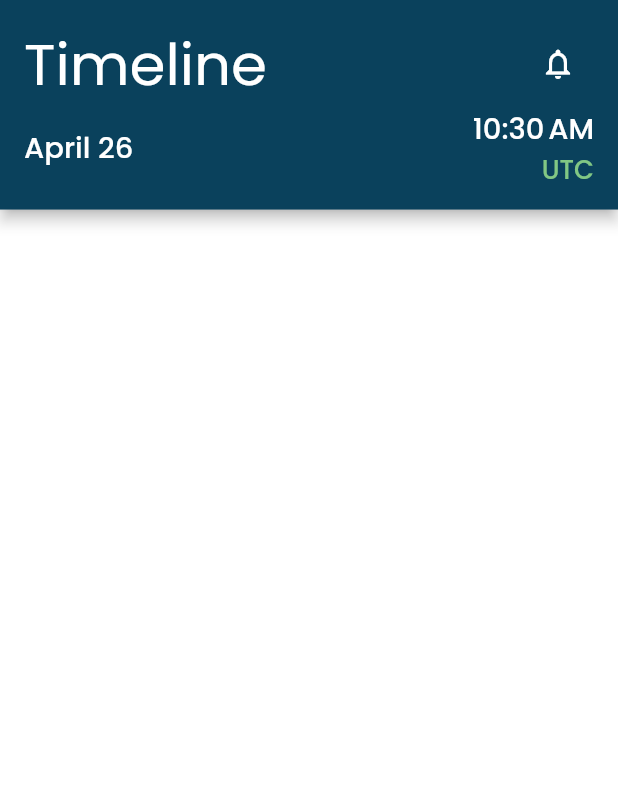
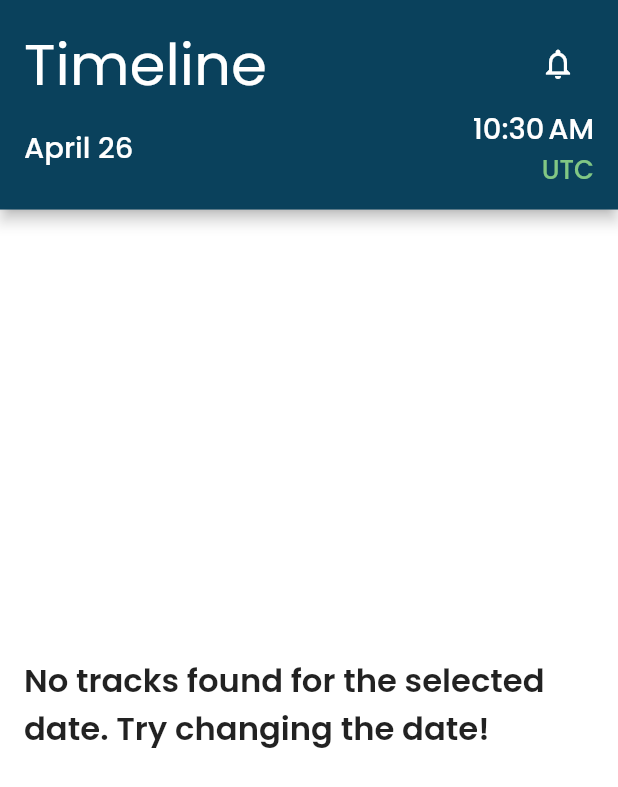
Before and after one commit to ahmadexe/YESIST12-iOS-App, a Flutter app: the TimelineScreen screen opened directly, on a phone screen of 412 x 824 dp. Shown: the top 787 px of the screen. Run offline on Flutter 3.47's test engine with Material 2 defaults, Android fonts, the phone set to English and light mode, and no system bars; our stand-ins replace bloc, cached_network_image, cloud_firestore, firebase_core, flutter_bloc, flutter_form_builder and 3 more; accounts and stored records are empty; network calls fail; statements that could not run were skipped.

Commit message:
tracks backend added

```diff
--- /dev/null
+++ b/lib/blocs/tracks/bloc/data_provider.dart
@@ -0,0 +1,24 @@
+import 'dart:convert';
+
+import 'package:http/http.dart' as http;
+
+class DataProvider {
+  static final _client = http.Client();
+  static const String _url =
+      "https://yesist12-default-rtdb.asia-southeast1.firebasedatabase.app/tracks.json";
+  static Future<List<Map<String, dynamic>>> fetchTracks() async {
+    try {
+      final response = await _client.get(Uri.parse(_url));
+      final jsonData = jsonDecode(response.body);
+      if (response.statusCode == 200) {
+        List<Map<String, dynamic>> tracks =
+            List<Map<String, dynamic>>.from(jsonData);
+        return tracks;
+      } else {
+        throw "Can't fetch tracks";
+      }
+    } catch (e) {
+      throw "Can't fetch tracks";
+    }
+  }
+}
--- /dev/null
+++ b/lib/blocs/tracks/bloc/repository.dart
@@ -0,0 +1,29 @@
+import 'package:yesist_ios_app/blocs/tracks/bloc/data_provider.dart';
+import 'package:yesist_ios_app/models/track.dart';
+
+class Repository {
+  static const _basePath = 'assets/tracks';
+  static final imgs = [
+    '$_basePath/tracks1.jpg',
+    '$_basePath/tracks2.jpg',
+    '$_basePath/tracks3.jpg',
+    '$_basePath/tracks3.jpg',
+    '$_basePath/tracks4.jpg',
+    '$_basePath/tracks5.jpg',
+    '$_basePath/tracks6.jpg'
+  ];
+
+  Future<List<Track>> fetchTracks() async {
+    List<Track> tracks = [];
+    final data = await DataProvider.fetchTracks();
+    for (var element in data) {
+      tracks.add(
+        Track.fromMap(
+          element,
+          imgs[data.indexOf(element)],
+        ),
+      );
+    }
+    return tracks;
+  }
+}
--- /dev/null
+++ b/lib/blocs/tracks/bloc/tracks_bloc.dart
@@ -0,0 +1,24 @@
+import 'package:bloc/bloc.dart';
+import 'package:yesist_ios_app/blocs/tracks/bloc/repository.dart';
+
+import '../../../models/track.dart';
+
+part 'tracks_event.dart';
+part 'tracks_state.dart';
+
+class TracksBloc extends Bloc<TracksEvent, TracksState> {
+  TracksBloc() : super(TracksInitial()) {
+    on<FetchTracks>(_fetchTracks);
+  }
+
+  final repo = Repository();
+  _fetchTracks(FetchTracks event, Emitter<TracksState> emit) async {
+    emit(TracksLoading());
+    try {
+      final tracks = await repo.fetchTracks();
+      emit(TracksLoaded(tracks));
+    } catch (e) {
+      emit(TracksError(e.toString()));
+    }
+  }
+}
--- /dev/null
+++ b/lib/blocs/tracks/bloc/tracks_event.dart
@@ -0,0 +1,5 @@
+part of 'tracks_bloc.dart';
+
+abstract class TracksEvent {}
+
+class FetchTracks extends TracksEvent {}
--- /dev/null
+++ b/lib/blocs/tracks/bloc/tracks_state.dart
@@ -0,0 +1,23 @@
+// ignore_for_file: public_member_api_docs, sort_constructors_first
+part of 'tracks_bloc.dart';
+
+abstract class TracksState {
+  final List<Track>? data;
+  final String? message;
+  const TracksState({
+    this.data,
+    this.message,
+  });
+}
+
+class TracksInitial extends TracksState {}
+
+class TracksLoading extends TracksState {}
+
+class TracksLoaded extends TracksState {
+  const TracksLoaded(List<Track> data) : super(data: data);
+}
+
+class TracksError extends TracksState {
+  const TracksError(String message) : super(message: message);
+}
--- a/lib/main.dart
+++ b/lib/main.dart
@@ -7,6 +7,7 @@ import 'package:yesist_ios_app/blocs/home/bloc/home_bloc.dart';
 import 'package:yesist_ios_app/blocs/notifications/bloc/notifications_bloc.dart';
 import 'package:yesist_ios_app/blocs/places/bloc/places_bloc.dart';
 import 'package:yesist_ios_app/blocs/timeline/bloc/timeline_bloc.dart';
+import 'package:yesist_ios_app/blocs/tracks/bloc/tracks_bloc.dart';
 import 'package:yesist_ios_app/firebase_options.dart';
 import 'package:yesist_ios_app/providers/app_provider.dart';
 import 'package:yesist_ios_app/screens/splash.dart';
@@ -32,6 +33,7 @@ class MyApp extends StatelessWidget {
         BlocProvider(create: (_) => TimelineBloc()),
         BlocProvider(create: (_) => NotificationsBloc()),
         BlocProvider(create: (_) => PlacesBloc()),
+        BlocProvider(create: (_) => TracksBloc()),
       ],
       child: BaseWrapper(
         child: MaterialApp(
--- a/lib/screens/timeline/timeline_screen.dart
+++ b/lib/screens/timeline/timeline_screen.dart
@@ -113,21 +113,28 @@ class _TimelineScreenState extends State<TimelineScreen> {
       ),
       body: BlocBuilder<TimelineBloc, TimelineState>(
         builder: (context, state) {
-          print(_selectedDate);
           if (state is TimelineLoading || state is TimelineInitial) {
             return const Center(child: CircularProgressIndicator());
           } else if (state is TimelineLoaded) {
-            final data = state.data!.where((e) =>
-              e.isOnDate(_selectedDate)
-            ).toList();
+            final data =
+                state.data!.where((e) => e.isOnDate(_selectedDate)).toList();
             return SizedBox(
               height: MediaQuery.of(context).size.height * 0.8,
-              child: ListView.builder(
+              child: data.isNotEmpty
+                  ? ListView.builder(
                       shrinkWrap: true,
                       itemCount: data.length,
                       itemBuilder: (context, index) {
                         return _TimelineCard(timeline: data[index]);
                       },
+                    )
+                  : Padding(
+                      padding: const EdgeInsets.all(16),
+                      child: Center(
+                        child: Text(
+                            "No tracks found for the selected date. Try changing the date!",
+                            style: AppText.h3!.w(6)),
+                      ),
                     ),
             );
           } else {
--- a/lib/screens/track_details/track_details_screen.dart
+++ b/lib/screens/track_details/track_details_screen.dart
@@ -26,8 +26,8 @@ class TrackDetailsScreen extends StatelessWidget {
               title: Text(
                 track.name,
               ),
-              background: CachedNetworkImage(
-                imageUrl: track.imgUrl,
+              background: Image.asset(
+                track.imgUrl,
                 fit: BoxFit.cover,
               ),
             ),
--- a/lib/screens/tracks/widgets/track_card.dart
+++ b/lib/screens/tracks/widgets/track_card.dart
@@ -32,8 +32,8 @@ class TrackCard extends StatelessWidget {
               borderRadius: BorderRadius.circular(
                 AppDimensions.normalize(10),
               ),
-              child: CachedNetworkImage(
-                imageUrl: track.imgUrl,
+              child: Image.asset(
+                track.imgUrl,
                 fit: BoxFit.cover,
                 width: double.infinity,
                 height: double.infinity,
--- a/pubspec.yaml
+++ b/pubspec.yaml
@@ -46,11 +46,15 @@ dependencies:
   hydrated_bloc: ^9.1.0
   # Svg images
   flutter_svg: ^2.0.4
+  # utils
   cached_network_image: ^3.2.3
   flutter_rating_bar: ^4.0.1
   url_launcher: ^6.1.10
+  # firebase
   firebase_core: 2.3.0
   cloud_firestore: 4.1.0
+  # API Layer
+  http: ^0.13.5
 
 dev_dependencies:
   flutter_test:
@@ -79,6 +83,7 @@ flutter:
     - assets/svgs/
     - assets/images/
     - assets/logos/
+    - assets/tracks/
 
   #   - images/a_dot_ham.jpeg
 
```
Also changed, not shown: lib/models/track.dart (+10 -17 lines), lib/screens/tracks/tracks_screen.dart (+32 -5 lines), assets/tracks/tracks1.jpg (added), assets/tracks/tracks2.jpg (added), assets/tracks/tracks3.jpg (added), assets/tracks/tracks4.jpg (added), assets/tracks/tracks5.jpg (added), assets/tracks/tracks6.jpg (added), pubspec.lock. Lines whose indentation alone changed are shown as unchanged.
